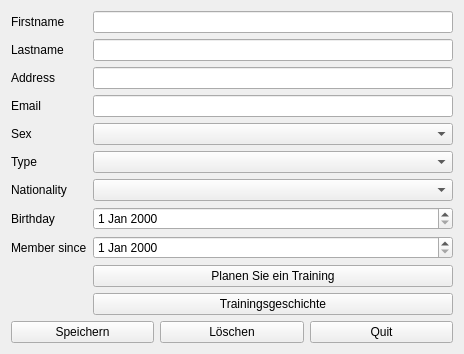
Before: the Qt Designer form mitglied/planentrainingdialog.ui in pmgyambol/rowingclub, drawn with Qt 5.
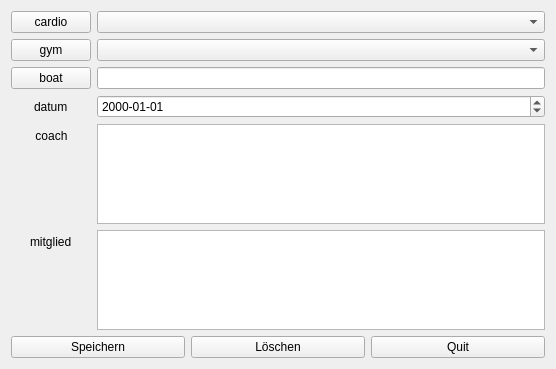
After: the same form once the commit is applied.

What changed in the file:
```diff
--- a/mitglied/planentrainingdialog.ui
+++ b/mitglied/planentrainingdialog.ui
@@ -6,8 +6,8 @@
    <rect>
     <x>0</x>
     <y>0</y>
-    <width>464</width>
-    <height>349</height>
+    <width>556</width>
+    <height>369</height>
    </rect>
   </property>
   <property name="windowTitle">
@@ -16,109 +16,81 @@
   <layout class="QVBoxLayout" name="verticalLayout">
    <item>
     <layout class="QFormLayout" name="formLayout">
+     <property name="labelAlignment">
+      <set>Qt::AlignCenter</set>
+     </property>
+     <property name="formAlignment">
+      <set>Qt::AlignCenter</set>
+     </property>
      <item row="0" column="0">
-      <widget class="QLabel" name="firstnameLabel">
+      <widget class="QPushButton" name="cardioButton">
        <property name="text">
-        <string>Firstname</string>
+        <string>cardio</string>
        </property>
       </widget>
      </item>
-     <item row="0" column="1">
-      <widget class="QLineEdit" name="firstnameLineEdit"/>
-     </item>
      <item row="1" column="0">
-      <widget class="QLabel" name="lastnameLabel">
+      <widget class="QPushButton" name="gymButton">
        <property name="text">
-        <string>Lastname</string>
+        <string>gym</string>
        </property>
       </widget>
      </item>
-     <item row="1" column="1">
-      <widget class="QLineEdit" name="lastnameLineEdit"/>
-     </item>
      <item row="2" column="0">
-      <widget class="QLabel" name="addressLabel">
+      <widget class="QPushButton" name="boatButton">
        <property name="text">
-        <string>Address</string>
+        <string>boat</string>
        </property>
       </widget>
      </item>
      <item row="2" column="1">
-      <widget class="QLineEdit" name="addressLineEdit"/>
+      <widget class="QLineEdit" name="boatLineEdit"/>
+     </item>
+     <item row="3" column="1">
+      <widget class="QDateEdit" name="datumDateEdit">
+       <property name="displayFormat">
+        <string>yyyy-MM-dd</string>
+       </property>
+      </widget>
      </item>
      <item row="3" column="0">
       <widget class="QLabel" name="emailLabel">
        <property name="text">
-        <string>Email</string>
+        <string>datum</string>
        </property>
-      </widget>
-     </item>
-     <item row="4" column="0">
-      <widget class="QLabel" name="sexLabel">
-       <property name="text">
-        <string>Sex</string>
+       <property name="alignment">
+        <set>Qt::AlignJustify|Qt::AlignVCenter</set>
        </property>
       </widget>
      </item>
      <item row="4" column="1">
-      <widget class="QComboBox" name="sexComboBox"/>
+      <widget class="QTextEdit" name="coachTextEdit"/>
      </item>
-     <item row="3" column="1">
-      <widget class="QLineEdit" name="emailLineEdit"/>
+     <item row="4" column="0">
+      <widget class="QLabel" name="coachLabel">
+       <property name="text">
+        <string>coach</string>
+       </property>
+       <property name="alignment">
+        <set>Qt::AlignCenter</set>
+       </property>
+      </widget>
      </item>
      <item row="5" column="1">
-      <widget class="QComboBox" name="typComboBox"/>
+      <widget class="QTextEdit" name="mitgliedTextEdit"/>
      </item>
      <item row="5" column="0">
       <widget class="QLabel" name="typLabel">
        <property name="text">
-        <string>Type</string>
+        <string>mitglied</string>
        </property>
       </widget>
      </item>
-     <item row="6" column="1">
-      <widget class="QComboBox" name="nationalityComboBox"/>
+     <item row="0" column="1">
+      <widget class="QComboBox" name="cardioComboBox"/>
      </item>
-     <item row="6" column="0">
-      <widget class="QLabel" name="nationalityLabel">
-       <property name="text">
-        <string>Nationality</string>
-       </property>
-      </widget>
-     </item>
-     <item row="7" column="1">
-      <widget class="QDateEdit" name="birthdayDateEdit"/>
-     </item>
-     <item row="8" column="1">
-      <widget class="QDateEdit" name="membersinceDateEdit"/>
-     </item>
-     <item row="7" column="0">
-      <widget class="QLabel" name="birthdayLabel">
-       <property name="text">
-        <string>Birthday</string>
-       </property>
-      </widget>
-     </item>
-     <item row="8" column="0">
-      <widget class="QLabel" name="membersiceLabel">
-       <property name="text">
-        <string>Member since</string>
-       </property>
-      </widget>
-     </item>
-     <item row="9" column="1">
-      <widget class="QPushButton" name="planenTrainingButton">
-       <property name="text">
-        <string>Planen Sie ein Training</string>
-       </property>
-      </widget>
-     </item>
-     <item row="10" column="1">
-      <widget class="QPushButton" name="trainingsgeschichteButton">
-       <property name="text">
-        <string>Trainingsgeschichte</string>
-       </property>
-      </widget>
+     <item row="1" column="1">
+      <widget class="QComboBox" name="gymComboBox"/>
      </item>
     </layout>
    </item>
```
Left out of the diff: 4 changed lines with no effect on the pictures.
